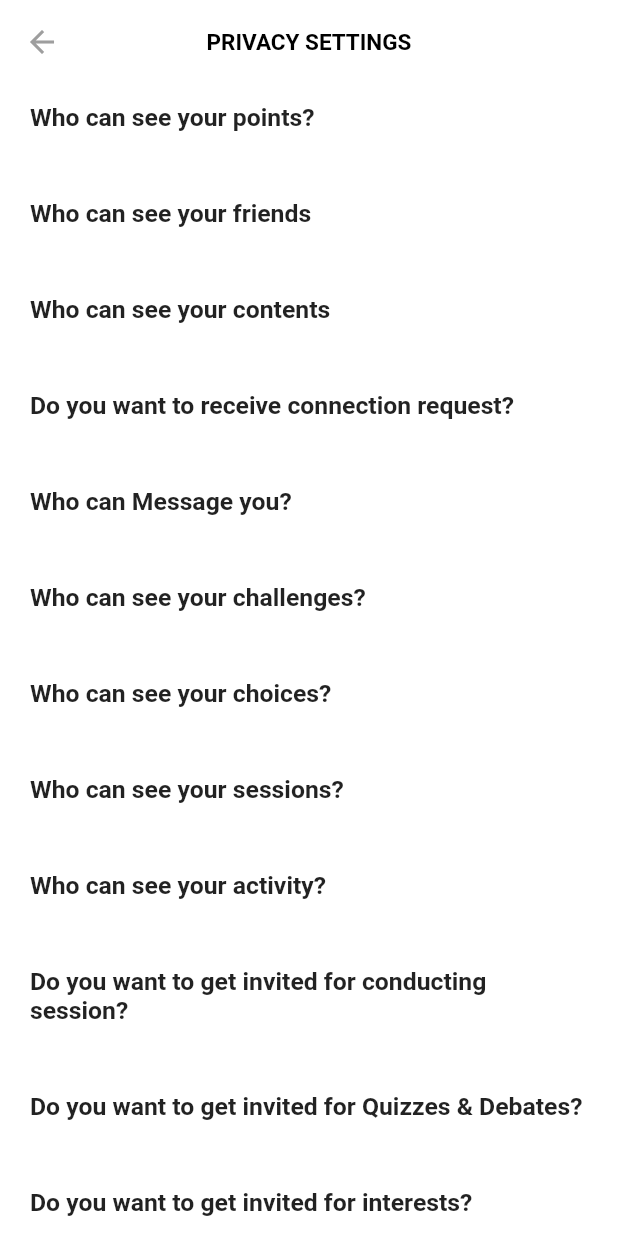
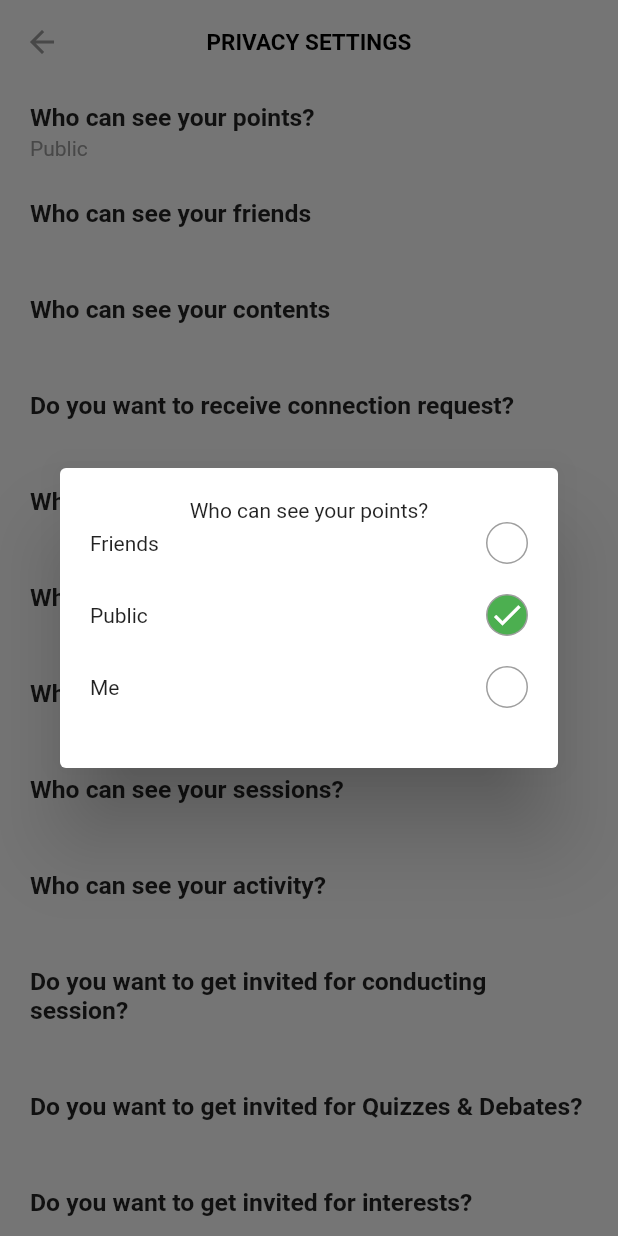
Before and after one commit to samtuga1/LUNEBLAZE-APP, a Flutter app: the PrivacySettingsView screen opened by its route, after a tap on "Who can see your points?", on a phone screen of 412 x 824 dp. Run offline on Flutter 3.47's test engine with Material 2 defaults, Android fonts, the light colour scheme and no system bars; our stand-ins replace fluttericon, injectable, stacked, stacked_core, stacked_services.

Commit message:
Updated codes

```diff
--- a/lib/UIs/views/privacy_settings_view.dart
+++ b/lib/UIs/views/privacy_settings_view.dart
@@ -139,7 +139,9 @@ class PrivacySettingsTile extends StatelessWidget {
   Widget build(BuildContext context) {
     return GestureDetector(
       onTap: onTap,
-      child: Padding(
+      child: Container(
+        width: double.infinity,
+        color: Colors.transparent,
         padding: const EdgeInsets.symmetric(horizontal: 20.0, vertical: 13),
         child: Column(
           crossAxisAlignment: CrossAxisAlignment.start,
--- a/lib/UIs/widgets/setup_dialog_ui.dart
+++ b/lib/UIs/widgets/setup_dialog_ui.dart
@@ -1,7 +1,6 @@
 import 'package:flutter/material.dart';
 import 'package:luneblaze_app/app/app.locator.dart';
 import 'package:stacked_services/stacked_services.dart';
-
 import '../../core/view_models/privacy_settings_viewmodel.dart';
 
 /// The type of dialog to show
@@ -37,6 +36,7 @@ class _BasicDialog extends StatelessWidget {
 class _FormDialog extends StatelessWidget {
   final DialogRequest request;
   final Function(DialogResponse) completer;
+
   _FormDialog({Key? key, required this.request, required this.completer})
       : super(key: key);
   @override
@@ -44,8 +44,14 @@ class _FormDialog extends StatelessWidget {
     return Dialog(
       child: Padding(
         padding: const EdgeInsets.all(20.0),
-        child: Column(mainAxisSize: MainAxisSize.min, children: [
-          ...List.generate(
+        child: SizedBox(
+          child: Column(
+            mainAxisSize: MainAxisSize.min,
+            children: [
+              Text(request.title ?? 'This is title'),
+              Column(
+                mainAxisSize: MainAxisSize.min,
+                children: List.generate(
                   // This generates the Radio buttons which is selectable
                   PrivacySettingViewModel().privacyType.length,
                   (index) => Container(
@@ -54,24 +60,27 @@ class _FormDialog extends StatelessWidget {
                       Text(PrivacySettingViewModel().privacyType[index][0]),
                       Spacer(),
                       GestureDetector(
-                  onTap: () =>
-                      PrivacySettingViewModel().selectPrivacyType(index),
+                        onTap: () => completer(
+                            DialogResponse(confirmed: false, data: index)),
                         child: Column(
                           children: [
                             Container(
                               height: 28,
                               width: 28,
-                        child: PrivacySettingViewModel().privacyType[index][1]
+                              child: PrivacySettingViewModel()
+                                      .privacyType[index][1]
                                   ? Icon(
                                       Icons.check,
                                       color: Colors.white,
                                     )
                                   : null,
                               decoration: BoxDecoration(
-                          color: PrivacySettingViewModel().privacyType[index][1]
+                                color: PrivacySettingViewModel()
+                                        .privacyType[index][1]
                                     ? Colors.green
                                     : null,
-                          border: Border.all(width: 1, color: Colors.grey),
+                                border:
+                                    Border.all(width: 1, color: Colors.grey),
                                 borderRadius: BorderRadius.circular(26),
                               ),
                             ),
@@ -81,7 +90,10 @@ class _FormDialog extends StatelessWidget {
                     ]),
                   ),
                 ).toList(),
-        ]),
+              ),
+            ],
+          ),
+        ),
       ),
     );
   }
--- a/lib/core/view_models/privacy_settings_viewmodel.dart
+++ b/lib/core/view_models/privacy_settings_viewmodel.dart
@@ -1,4 +1,5 @@
-import 'package:flutter/material.dart';
+import 'dart:developer';
+
 import 'package:luneblaze_app/app/app.locator.dart';
 import 'package:stacked/stacked.dart';
 import 'package:stacked_services/stacked_services.dart';
@@ -25,31 +26,28 @@ class PrivacySettingViewModel extends BaseViewModel {
   }
 
   final List privacyType = [
-    ['Friends', true],
-    ['Public', false],
+    ['Friends', false],
+    ['Public', true],
     ['Me', false]
   ];
-  String? privacyStatus;
+  String? privacyStatus = 'Public';
 
   void selectPrivacyType(int index) {
     if (index == 0) {
-      print(0);
-      print(privacyStatus);
+      log(0.toString());
+      log(privacyStatus.toString());
       privacyType[index][1] = true;
       privacyType[1][1] = false;
       privacyType[2][1] = false;
       privacyStatus = privacyType[0][0];
-      print(privacyStatus);
     }
     if (index == 1) {
-      print(1);
       privacyType[index][1] = true;
       privacyType[0][1] = false;
       privacyType[2][1] = false;
       privacyStatus = privacyType[1][0];
     }
     if (index == 2) {
-      print(2);
       privacyType[index][1] = true;
       privacyType[0][1] = false;
       privacyType[1][1] = false;
@@ -59,11 +57,13 @@ class PrivacySettingViewModel extends BaseViewModel {
   }
 
   void whoCanSeePoints(title) async {
-    await _dialogService.showCustomDialog(
+    final response = await _dialogService.showCustomDialog(
       barrierDismissible: true,
       variant: DialogType.form,
       title: title,
     );
+    log(response!.data.toString());
+    selectPrivacyType(response.data);
   }
 
   void whoCanSeeFriends() {
--- a/lib/core/view_models/settings_viewmodel.dart
+++ b/lib/core/view_models/settings_viewmodel.dart
@@ -1,3 +1,4 @@
+import 'package:flutter/animation.dart';
 import 'package:luneblaze_app/UIs/views/privacy_settings_view.dart';
 import 'package:luneblaze_app/app/app.locator.dart';
 import 'package:stacked/stacked.dart';
@@ -8,6 +9,8 @@ class SettingsViewModel extends BaseViewModel {
   void navigateToPrivacy() async {
     await navigation.navigateWithTransition(
       PrivacySettingsView(),
+      duration: Duration(milliseconds: 600),
+      curve: Curves.easeIn,
     );
   }
 
```
Lines whose indentation alone changed are shown as unchanged.
